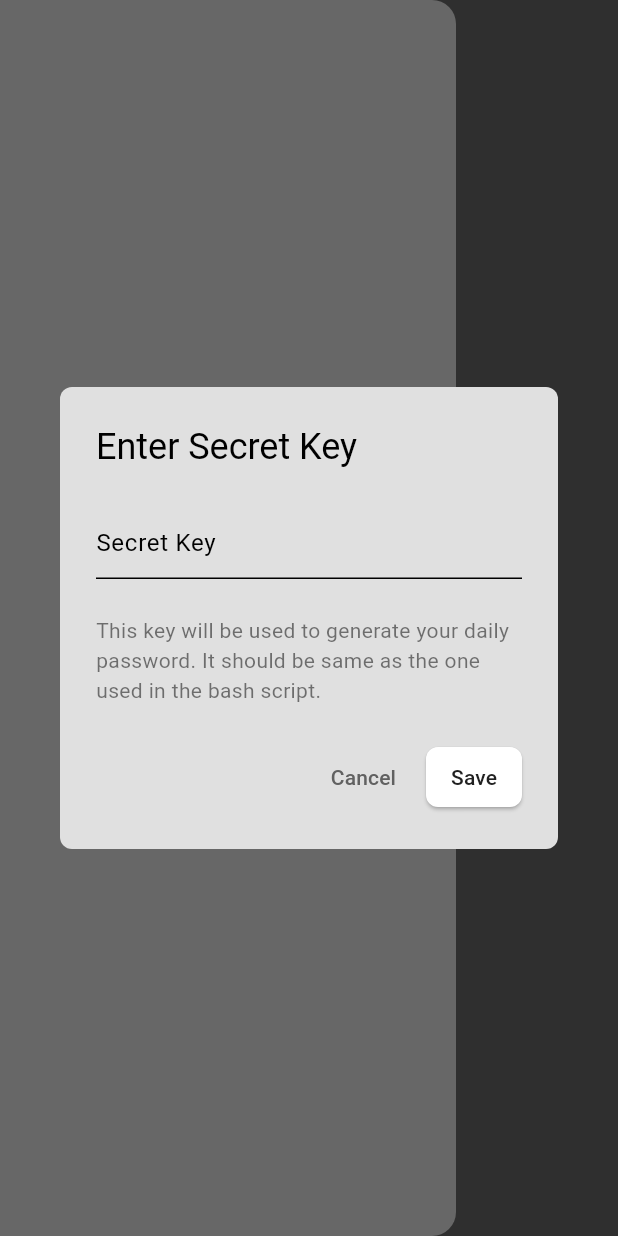
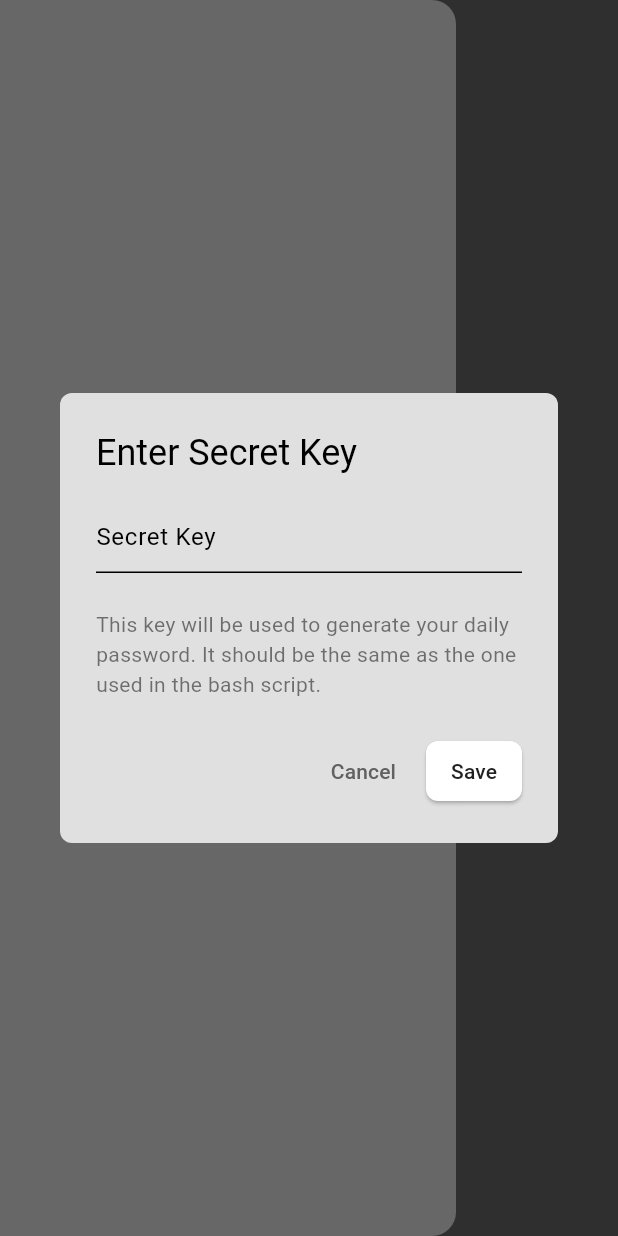
Before and after one commit to kamalkoranga/kaalpass, a Flutter app: the screen it shows after launch, in the side drawer, after a tap on "Change Secret Key", on a phone screen of 412 x 824 dp. Run offline on Flutter 3.47's test engine with Material 3 defaults, Android fonts, the phone set to English and light mode, and no system bars; our stand-ins replace shared_preferences; missing offline and left inert: home_widget.

Commit message:
refractored code

```diff
--- a/lib/pages/home_page.dart
+++ b/lib/pages/home_page.dart
@@ -17,11 +17,10 @@ class HomePage extends StatefulWidget {
 }
 
 class _HomePageState extends State<HomePage> {
-  String appGroupId = "klka.kaalpass";
-  String androidWidgetName = "KaalPassWidget";
-  String dataKey = "today's_password";
+  static const String appGroupId = "klka.kaalpass";
+  static const String androidWidgetName = "KaalPassWidget";
+  static const String dataKey = "today's_password";
 
-  // SECRET KEY
   String secret = '';
   String currentPassword = '';
   Timer? midnightTimer;
@@ -30,13 +29,9 @@ class _HomePageState extends State<HomePage> {
   void initState() {
     super.initState();
     _loadSecret();
-    _updatePassword();
-    _scheduleMidnightUpdate();
     HomeWidget.setAppGroupId(appGroupId);
   }
 
-  // Load the secret key from shared preferences or
-  // prompt the user to enter it
   Future<void> _loadSecret() async {
     final prefs = await SharedPreferences.getInstance();
     secret = prefs.getString('secret_key') ?? '';
@@ -48,7 +43,6 @@ class _HomePageState extends State<HomePage> {
     }
   }
 
-  // Save the secret key to shared preferences
   Future<void> _saveSecret(String newSecret) async {
     final prefs = await SharedPreferences.getInstance();
     await prefs.setString('secret_key', newSecret);
@@ -59,28 +53,13 @@ class _HomePageState extends State<HomePage> {
     _scheduleMidnightUpdate();
   }
 
-  // Prompt the user to enter the secret key
-  // and save it to shared preferences
   void _promptForSecret() {
     final controller = TextEditingController();
     showDialog(
       context: context,
       barrierDismissible: false,
       builder: (context) => AlertDialog(
-        title: Column(
-          crossAxisAlignment: CrossAxisAlignment.start,
-          children: [
-            Text('Enter Secret Key'),
-            SizedBox(height: 8.0),
-            (secret.isNotEmpty)
-                ? Text(
-                    'Current Secret Key: $secret',
-                    style: TextStyle(
-                      fontSize: 14, color: Theme.of(context).colorScheme.inversePrimary.withValues(alpha: 0.6)),
-                  )
-                : Container(),
-          ],
-        ),
+        title: Text('Enter Secret Key'),
         shape: RoundedRectangleBorder(
           borderRadius: BorderRadius.circular(8.0),
         ),
@@ -92,15 +71,14 @@ class _HomePageState extends State<HomePage> {
               obscureText: false,
               enableSuggestions: false,
               autocorrect: false,
-              autofillHints: null,
               decoration: InputDecoration(hintText: 'Secret Key'),
             ),
             SizedBox(height: 24.0),
             Text(
-              'This key will be used to generate your daily password. It should be same as the one used in the bash script.',
+              'This key will be used to generate your daily password. It should be the same as the one used in the bash script.',
               style: TextStyle(
                 fontSize: 14,
-                color: Theme.of(context).colorScheme.inversePrimary.withValues(alpha: 0.6),
+                color: Theme.of(context).colorScheme.inversePrimary.withOpacity(0.6),
               ),
             ),
           ],
@@ -137,14 +115,12 @@ class _HomePageState extends State<HomePage> {
     );
   }
 
-  // Generate the password based on the secret key and today's date
   void _updatePassword() async {
-    if (secret.isEmpty) {return;}
+    if (secret.isEmpty) return;
     final now = DateTime.now();
     final dateKey = '${now.year}-${now.month.toString().padLeft(2, '0')}-${now.day.toString().padLeft(2, '0')}';
     final input = utf8.encode(secret + dateKey);
     final hash = sha256.convert(input).toString();
-
     final password = hash.replaceAll(RegExp(r'[^a-zA-Z0-9]'), '').substring(0, 14);
 
     setState(() {
@@ -152,22 +128,18 @@ class _HomePageState extends State<HomePage> {
     });
 
     await HomeWidget.saveWidgetData(dataKey, password);
-    await HomeWidget.updateWidget(
-      androidName: androidWidgetName
-    );
+    await HomeWidget.updateWidget(androidName: androidWidgetName);
   }
 
-  // Schedule the password update at midnight every day
   void _scheduleMidnightUpdate() {
     final now = DateTime.now();
-    // Next midnight (start of next day)
     final nextMidnight = DateTime(now.year, now.month, now.day).add(const Duration(days: 1));
     final durationUntilMidnight = nextMidnight.difference(now);
 
     midnightTimer?.cancel();
     midnightTimer = Timer(durationUntilMidnight, () {
       _updatePassword();
-      _scheduleMidnightUpdate(); // Reschedule for the next midnight
+      _scheduleMidnightUpdate();
     });
   }
 
@@ -204,10 +176,7 @@ class _HomePageState extends State<HomePage> {
             ),
             SizedBox(height: 20,),
             GestureDetector(
-              onTap: () {
-                // Navigator.of(context).pop();
-                _promptForSecret();
-              },
+              onTap: _promptForSecret,
               child: Container(
                 padding: const EdgeInsets.symmetric(horizontal: 16, vertical: 10),
                 decoration: BoxDecoration(
```
